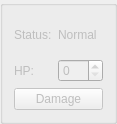
wchamilton/CEManeuverLog, file turn_logger/PlanePartDamageTracker.ui: the form before one commit.
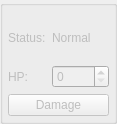
The form after the commit.

Commit message: Reverted the look for the damage trackers to be horizontal, which frees up some vertical space since horizontal is much more abundant

```diff
--- a/turn_logger/PlanePartDamageTracker.ui
+++ b/turn_logger/PlanePartDamageTracker.ui
@@ -17,6 +17,15 @@
    <string>Form</string>
   </property>
   <layout class="QGridLayout" name="gridLayout">
+   <property name="leftMargin">
+    <number>5</number>
+   </property>
+   <property name="rightMargin">
+    <number>5</number>
+   </property>
+   <property name="bottomMargin">
+    <number>5</number>
+   </property>
    <item row="1" column="0">
     <widget class="QLabel" name="label_3">
      <property name="text">
```
The commit also changes 3 other files.
